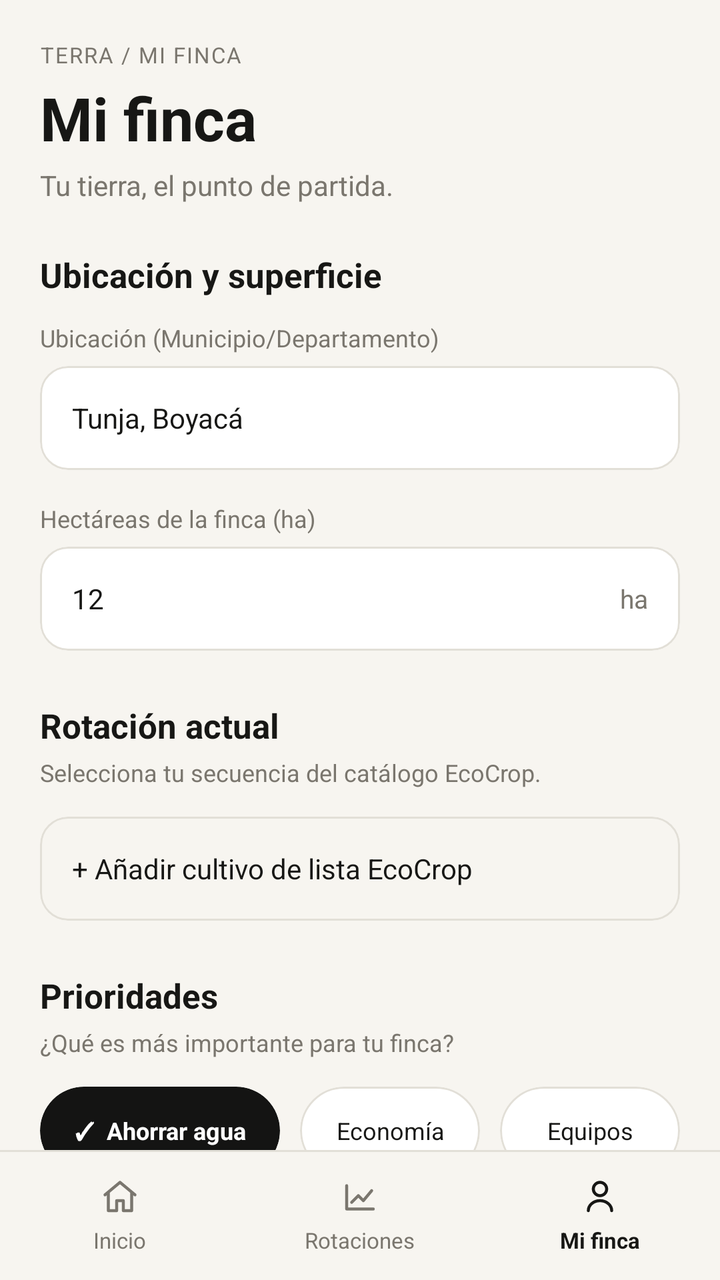
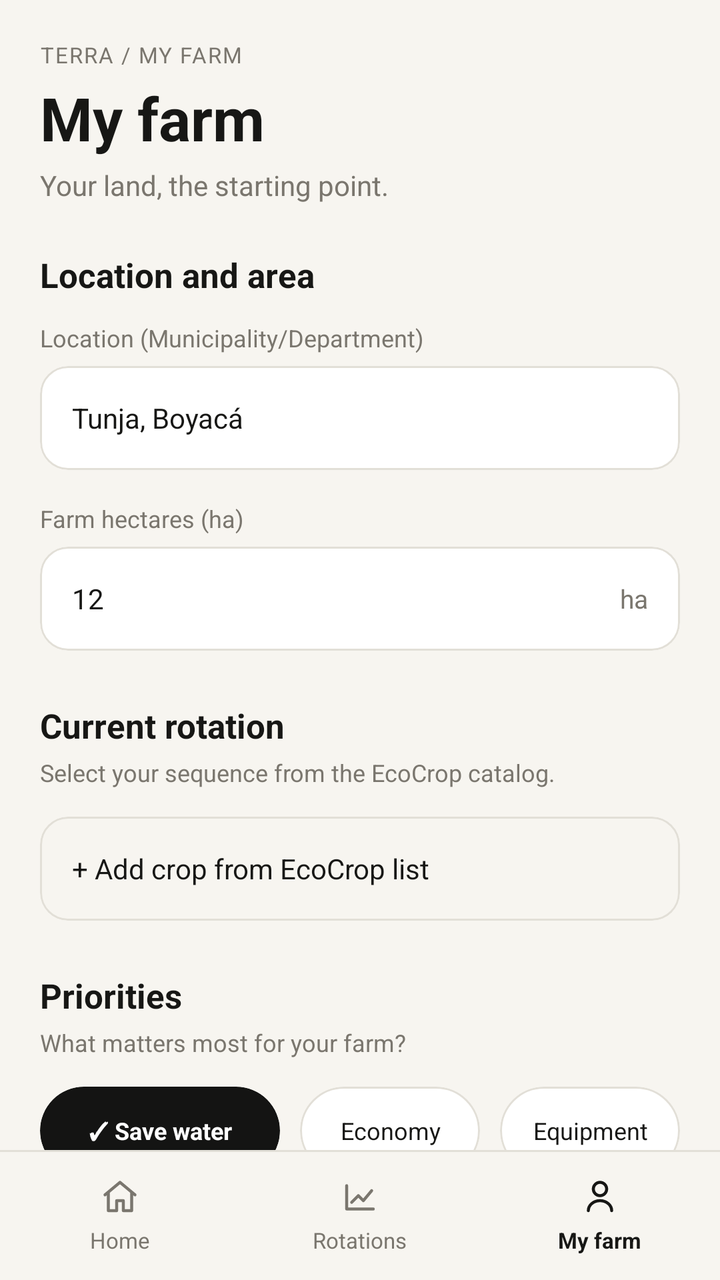

An Android layout rendered at two revisions. The XML below is the earlier revision; the diff shows what the commit changed to produce the second picture.
<!-- AndroidManifest.xml: application theme Theme.FieldShift -->
<!-- res/layout/activity_mi_finca.xml -->
<?xml version="1.0" encoding="utf-8"?>
<LinearLayout xmlns:android="http://schemas.android.com/apk/res/android"
    xmlns:app="http://schemas.android.com/apk/res-auto"
    xmlns:tools="http://schemas.android.com/tools"
    android:id="@+id/mainMiFinca"
    android:layout_width="match_parent"
    android:layout_height="match_parent"
    android:background="#F7F5F0"
    android:importantForAutofill="noExcludeDescendants"
    android:orientation="vertical"
    tools:ignore="UnusedAttribute">

    <ScrollView
        android:layout_width="match_parent"
        android:layout_height="0dp"
        android:layout_weight="1"
        android:fillViewport="true"
        android:scrollbars="none">

        <LinearLayout
            android:layout_width="match_parent"
            android:layout_height="wrap_content"
            android:orientation="vertical"
            android:paddingHorizontal="20dp"
            android:paddingTop="20dp"
            android:paddingBottom="28dp">

            
            <TextView
                android:layout_width="wrap_content"
                android:layout_height="wrap_content"
                android:letterSpacing="0.06"
                android:text="TERRA / MI FINCA"
                android:textColor="#7A766E"
                android:textSize="11sp" />

            <TextView
                android:layout_width="wrap_content"
                android:layout_height="wrap_content"
                android:layout_marginTop="4dp"
                android:text="Mi finca"
                android:textColor="#171715"
                android:textSize="30sp"
                android:textStyle="bold" />

            <TextView
                android:layout_width="wrap_content"
                android:layout_height="wrap_content"
                android:layout_marginTop="4dp"
                android:layout_marginBottom="24dp"
                android:text="Tu tierra, el punto de partida."
                android:textColor="#7A766E"
                android:textSize="14sp" />

            
            <TextView
                android:layout_width="wrap_content"
                android:layout_height="wrap_content"
                android:layout_marginBottom="12dp"
                android:text="Ubicación y superficie"
                android:textColor="#171715"
                android:textSize="17sp"
                android:textStyle="bold" />

            <TextView
                android:layout_width="wrap_content"
                android:layout_height="wrap_content"
                android:layout_marginBottom="6dp"
                android:text="Ubicación (Municipio/Departamento)"
                android:textColor="#7A766E"
                android:textSize="12sp" />

            <com.google.android.material.card.MaterialCardView
                android:layout_width="match_parent"
                android:layout_height="52dp"
                android:layout_marginBottom="16dp"
                app:cardBackgroundColor="#FFFFFF"
                app:cardCornerRadius="14dp"
                app:cardElevation="0dp"
                app:strokeColor="#E2DFD7"
                app:strokeWidth="1dp">

                <EditText
                    android:id="@+id/etUbicacion"
                    android:layout_width="match_parent"
                    android:layout_height="match_parent"
                    android:background="@null"
                    android:hint="Ej: Tunja, Boyacá"
                    android:importantForAutofill="no"
                    android:inputType="textCapWords|textNoSuggestions"
                    android:paddingHorizontal="16dp"
                    android:text="Tunja, Boyacá"
                    android:textColor="#171715"
                    android:textColorHint="#9E9A93"
                    android:textSize="14sp" />
            </com.google.android.material.card.MaterialCardView>

            <TextView
                android:layout_width="wrap_content"
                android:layout_height="wrap_content"
                android:layout_marginBottom="6dp"
                android:text="Hectáreas de la finca (ha)"
                android:textColor="#7A766E"
                android:textSize="12sp" />

            <com.google.android.material.card.MaterialCardView
                android:layout_width="match_parent"
                android:layout_height="52dp"
                android:layout_marginBottom="26dp"
                app:cardBackgroundColor="#FFFFFF"
                app:cardCornerRadius="14dp"
                app:cardElevation="0dp"
                app:strokeColor="#E2DFD7"
                app:strokeWidth="1dp">

                <LinearLayout
                    android:layout_width="match_parent"
                    android:layout_height="match_parent"
                    android:gravity="center_vertical"
                    android:orientation="horizontal"
                    android:paddingHorizontal="16dp">

                    <EditText
                        android:id="@+id/etHectareas"
                        android:layout_width="0dp"
                        android:layout_height="match_parent"
                        android:layout_weight="1"
                        android:background="@null"
                        android:hint="12"
                        android:importantForAutofill="no"
                        android:inputType="number"
                        android:text="12"
                        android:textColor="#171715"
                        android:textColorHint="#9E9A93"
                        android:textSize="14sp" />

                    <TextView
                        android:layout_width="wrap_content"
                        android:layout_height="wrap_content"
                        android:text="ha"
                        android:textColor="#7A766E"
                        android:textSize="13sp" />
                </LinearLayout>
            </com.google.android.material.card.MaterialCardView>

            
            <TextView
                android:layout_width="wrap_content"
                android:layout_height="wrap_content"
                android:text="Rotación actual"
                android:textColor="#171715"
                android:textSize="17sp"
                android:textStyle="bold" />

            <TextView
                android:layout_width="wrap_content"
                android:layout_height="wrap_content"
                android:layout_marginTop="4dp"
                android:layout_marginBottom="14dp"
                android:text="Selecciona tu secuencia del catálogo EcoCrop."
                android:textColor="#7A766E"
                android:textSize="12sp" />

            
            <LinearLayout
                android:id="@+id/containerCultivos"
                android:layout_width="match_parent"
                android:layout_height="wrap_content"
                android:orientation="vertical" />

            
            <com.google.android.material.card.MaterialCardView
                android:id="@+id/btnAnadirCultivo"
                android:layout_width="match_parent"
                android:layout_height="52dp"
                android:layout_marginBottom="26dp"
                android:clickable="true"
                android:focusable="true"
                app:cardBackgroundColor="#F7F5F0"
                app:cardCornerRadius="14dp"
                app:cardElevation="0dp"
                app:strokeColor="#E2DFD7"
                app:strokeWidth="1dp">

                <TextView
                    android:layout_width="match_parent"
                    android:layout_height="match_parent"
                    android:gravity="center_vertical"
                    android:paddingHorizontal="16dp"
                    android:text="+ Añadir cultivo de lista EcoCrop"
                    android:textColor="#171715"
                    android:textSize="14sp" />
            </com.google.android.material.card.MaterialCardView>

            
            <TextView
                android:layout_width="wrap_content"
                android:layout_height="wrap_content"
                android:text="Prioridades"
                android:textColor="#171715"
                android:textSize="17sp"
                android:textStyle="bold" />

            <TextView
                android:layout_width="wrap_content"
                android:layout_height="wrap_content"
                android:layout_marginTop="4dp"
                android:layout_marginBottom="14dp"
                android:text="¿Qué es más importante para tu finca?"
                android:textColor="#7A766E"
                android:textSize="12sp" />

            
            <LinearLayout
                android:layout_width="match_parent"
                android:layout_height="wrap_content"
                android:layout_marginBottom="24dp"
                android:orientation="horizontal"
                android:weightSum="3">

                
                <com.google.android.material.card.MaterialCardView
                    android:id="@+id/chipAgua"
                    android:layout_width="0dp"
                    android:layout_height="44dp"
                    android:layout_marginEnd="6dp"
                    android:layout_weight="1.2"
                    android:clickable="true"
                    android:focusable="true"
                    app:cardBackgroundColor="#141413"
                    app:cardCornerRadius="22dp"
                    app:cardElevation="0dp"
                    app:strokeColor="#E2DFD7"
                    app:strokeWidth="0dp">

                    <TextView
                        android:id="@+id/tvChipAgua"
                        android:layout_width="match_parent"
                        android:layout_height="match_parent"
                        android:gravity="center"
                        android:text="✓  Ahorrar agua"
                        android:textColor="#FFFFFF"
                        android:textSize="12sp"
                        android:textStyle="bold" />
                </com.google.android.material.card.MaterialCardView>

                
                <com.google.android.material.card.MaterialCardView
                    android:id="@+id/chipEconomia"
                    android:layout_width="0dp"
                    android:layout_height="44dp"
                    android:layout_marginHorizontal="4dp"
                    android:layout_weight="0.9"
                    android:clickable="true"
                    android:focusable="true"
                    app:cardBackgroundColor="#FFFFFF"
                    app:cardCornerRadius="22dp"
                    app:cardElevation="0dp"
                    app:strokeColor="#E2DFD7"
                    app:strokeWidth="1dp">

                    <TextView
                        android:id="@+id/tvChipEconomia"
                        android:layout_width="match_parent"
                        android:layout_height="match_parent"
                        android:gravity="center"
                        android:text="Economía"
                        android:textColor="#171715"
                        android:textSize="12sp" />
                </com.google.android.material.card.MaterialCardView>

                
                <com.google.android.material.card.MaterialCardView
                    android:id="@+id/chipEquipos"
                    android:layout_width="0dp"
                    android:layout_height="44dp"
                    android:layout_marginStart="6dp"
                    android:layout_weight="0.9"
                    android:clickable="true"
                    android:focusable="true"
                    app:cardBackgroundColor="#FFFFFF"
                    app:cardCornerRadius="22dp"
                    app:cardElevation="0dp"
                    app:strokeColor="#E2DFD7"
                    app:strokeWidth="1dp">

                    <TextView
                        android:id="@+id/tvChipEquipos"
                        android:layout_width="match_parent"
                        android:layout_height="match_parent"
                        android:gravity="center"
                        android:text="Equipos"
                        android:textColor="#171715"
                        android:textSize="12sp" />
                </com.google.android.material.card.MaterialCardView>
            </LinearLayout>

            
            <com.google.android.material.card.MaterialCardView
                android:layout_width="match_parent"
                android:layout_height="wrap_content"
                android:layout_marginBottom="20dp"
                app:cardBackgroundColor="#EDEAE2"
                app:cardCornerRadius="16dp"
                app:cardElevation="0dp"
                app:strokeWidth="0dp">

                <LinearLayout
                    android:layout_width="match_parent"
                    android:layout_height="wrap_content"
                    android:orientation="vertical"
                    android:padding="16dp">

                    <TextView
                        android:layout_width="wrap_content"
                        android:layout_height="wrap_content"
                        android:text="Un análisis conectado a tu finca"
                        android:textColor="#171715"
                        android:textSize="13sp"
                        android:textStyle="bold" />

                    <TextView
                        android:layout_width="wrap_content"
                        android:layout_height="wrap_content"
                        android:layout_marginTop="4dp"
                        android:lineSpacingExtra="2dp"
                        android:text="Combinamos tus prioridades con humedad del suelo y clima de NASA POWER."
                        android:textColor="#7A766E"
                        android:textSize="12sp" />
                </LinearLayout>
            </com.google.android.material.card.MaterialCardView>

            
            <com.google.android.material.card.MaterialCardView
                android:id="@+id/btnActualizarNasa"
                android:layout_width="match_parent"
                android:layout_height="54dp"
                android:clickable="true"
                android:focusable="true"
                app:cardBackgroundColor="#141413"
                app:cardCornerRadius="16dp"
                app:cardElevation="0dp"
                app:strokeWidth="0dp">

                <TextView
                    android:layout_width="match_parent"
                    android:layout_height="match_parent"
                    android:gravity="center"
                    android:text="Actualizar y analizar con NASA"
                    android:textColor="#FFFFFF"
                    android:textSize="14sp"
                    android:textStyle="bold" />
            </com.google.android.material.card.MaterialCardView>

        </LinearLayout>
    </ScrollView>

    
    <View
        android:layout_width="match_parent"
        android:layout_height="1dp"
        android:background="#E2DFD7" />

    
    <LinearLayout
        android:layout_width="match_parent"
        android:layout_height="64dp"
        android:background="#F7F5F0"
        android:gravity="center"
        android:orientation="horizontal"
        android:weightSum="3">

        <LinearLayout
            android:id="@+id/navInicio"
            android:layout_width="0dp"
            android:layout_height="match_parent"
            android:layout_weight="1"
            android:clickable="true"
            android:focusable="true"
            android:gravity="center"
            android:orientation="vertical">

            <ImageView
                android:layout_width="20dp"
                android:layout_height="20dp"
                android:src="@drawable/ic_home"
                app:tint="#7A766E" />

            <TextView
                android:layout_width="wrap_content"
                android:layout_height="wrap_content"
                android:layout_marginTop="4dp"
                android:text="Inicio"
                android:textColor="#7A766E"
                android:textSize="11sp" />
        </LinearLayout>

        <LinearLayout
            android:id="@+id/navRotaciones"
            android:layout_width="0dp"
            android:layout_height="match_parent"
            android:layout_weight="1"
            android:clickable="true"
            android:focusable="true"
            android:gravity="center"
            android:orientation="vertical">

            <ImageView
                android:layout_width="20dp"
                android:layout_height="20dp"
                android:src="@drawable/ic_chart"
                app:tint="#7A766E" />

            <TextView
                android:layout_width="wrap_content"
                android:layout_height="wrap_content"
                android:layout_marginTop="4dp"
                android:text="Rotaciones"
                android:textColor="#7A766E"
                android:textSize="11sp" />
        </LinearLayout>

        <LinearLayout
            android:id="@+id/navMiFinca"
            android:layout_width="0dp"
            android:layout_height="match_parent"
            android:layout_weight="1"
            android:gravity="center"
            android:orientation="vertical">

            <ImageView
                android:layout_width="20dp"
                android:layout_height="20dp"
                android:src="@drawable/ic_user"
                app:tint="#171715" />

            <TextView
                android:layout_width="wrap_content"
                android:layout_height="wrap_content"
                android:layout_marginTop="4dp"
                android:text="Mi finca"
                android:textColor="#171715"
                android:textSize="11sp"
                android:textStyle="bold" />
        </LinearLayout>
    </LinearLayout>

</LinearLayout>
<!-- resources referenced by this layout -->
<resources>
  <!-- drawable ic_chart (drawable) -->
  <vector xmlns:android="http://schemas.android.com/apk/res/android"
      android:width="24dp"
      android:height="24dp"
      android:viewportWidth="24"
      android:viewportHeight="24">
      <path
          android:pathData="M4,5V19H20M7,15L11,11L14,14L19,8"
          android:strokeWidth="1.8"
          android:strokeColor="#1C1B19"
          android:strokeLineCap="round"
          android:strokeLineJoin="round"/>
  </vector>
  <!-- drawable ic_home (drawable) -->
  <vector xmlns:android="http://schemas.android.com/apk/res/android"
      android:width="24dp"
      android:height="24dp"
      android:viewportWidth="24"
      android:viewportHeight="24">
      <path
          android:pathData="M3,10.5L12,3L21,10.5M5,9V20H10V14H14V20H19V9"
          android:strokeWidth="1.8"
          android:strokeColor="#1C1B19"
          android:strokeLineCap="round"
          android:strokeLineJoin="round"/>
  </vector>
  <!-- drawable ic_user (drawable) -->
  <vector xmlns:android="http://schemas.android.com/apk/res/android"
      android:width="24dp"
      android:height="24dp"
      android:viewportWidth="24"
      android:viewportHeight="24">
      <path
          android:pathData="M12,11C14.209,11 16,9.209 16,7C16,4.791 14.209,3 12,3C9.791,3 8,4.791 8,7C8,9.209 9.791,11 12,11ZM5,20C5,16.686 8.134,14 12,14C15.866,14 19,16.686 19,20"
          android:strokeWidth="1.8"
          android:strokeColor="#1C1B19"
          android:strokeLineCap="round"
          android:strokeLineJoin="round"/>
  </vector>
  <style name="Theme.FieldShift" parent="Base.Theme.FieldShift" />
  <style name="Base.Theme.FieldShift" parent="Theme.Material3.DayNight.NoActionBar">
          
          
      </style>
</resources>

<!-- the commit's change to res/layout/activity_mi_finca.xml (unified diff, before → after) -->
@@ -30,7 +30,7 @@
                 android:layout_width="wrap_content"
                 android:layout_height="wrap_content"
                 android:letterSpacing="0.06"
-                android:text="TERRA / MI FINCA"
+                android:text="@string/finca_ruta"
                 android:textColor="#7A766E"
                 android:textSize="11sp" />
 
@@ -38,7 +38,7 @@
                 android:layout_width="wrap_content"
                 android:layout_height="wrap_content"
                 android:layout_marginTop="4dp"
-                android:text="Mi finca"
+                android:text="@string/nav_mi_finca"
                 android:textColor="#171715"
                 android:textSize="30sp"
                 android:textStyle="bold" />
@@ -48,7 +48,7 @@
                 android:layout_height="wrap_content"
                 android:layout_marginTop="4dp"
                 android:layout_marginBottom="24dp"
-                android:text="Tu tierra, el punto de partida."
+                android:text="@string/finca_subtitulo"
                 android:textColor="#7A766E"
                 android:textSize="14sp" />
 
@@ -57,7 +57,7 @@
                 android:layout_width="wrap_content"
                 android:layout_height="wrap_content"
                 android:layout_marginBottom="12dp"
-                android:text="Ubicación y superficie"
+                android:text="@string/finca_ubicacion_superficie"
                 android:textColor="#171715"
                 android:textSize="17sp"
                 android:textStyle="bold" />
@@ -66,7 +66,7 @@
                 android:layout_width="wrap_content"
                 android:layout_height="wrap_content"
                 android:layout_marginBottom="6dp"
-                android:text="Ubicación (Municipio/Departamento)"
+                android:text="@string/ubicacion_label"
                 android:textColor="#7A766E"
                 android:textSize="12sp" />
 
@@ -85,7 +85,7 @@
                     android:layout_width="match_parent"
                     android:layout_height="match_parent"
                     android:background="@null"
-                    android:hint="Ej: Tunja, Boyacá"
+                    android:hint="@string/finca_ubicacion_hint"
                     android:importantForAutofill="no"
                     android:inputType="textCapWords|textNoSuggestions"
                     android:paddingHorizontal="16dp"
@@ -99,7 +99,7 @@
                 android:layout_width="wrap_content"
                 android:layout_height="wrap_content"
                 android:layout_marginBottom="6dp"
-                android:text="Hectáreas de la finca (ha)"
+                android:text="@string/hectareas_label"
                 android:textColor="#7A766E"
                 android:textSize="12sp" />
 
@@ -147,7 +147,7 @@
             <TextView
                 android:layout_width="wrap_content"
                 android:layout_height="wrap_content"
-                android:text="Rotación actual"
+                android:text="@string/rotacion_actual"
                 android:textColor="#171715"
                 android:textSize="17sp"
                 android:textStyle="bold" />
@@ -157,7 +157,7 @@
                 android:layout_height="wrap_content"
                 android:layout_marginTop="4dp"
                 android:layout_marginBottom="14dp"
-                android:text="Selecciona tu secuencia del catálogo EcoCrop."
+                android:text="@string/finca_selecciona"
                 android:textColor="#7A766E"
                 android:textSize="12sp" />
 
@@ -187,7 +187,7 @@
                     android:layout_height="match_parent"
                     android:gravity="center_vertical"
                     android:paddingHorizontal="16dp"
-                    android:text="+ Añadir cultivo de lista EcoCrop"
+                    android:text="@string/anadir_cultivo"
                     android:textColor="#171715"
                     android:textSize="14sp" />
             </com.google.android.material.card.MaterialCardView>
@@ -196,7 +196,7 @@
             <TextView
                 android:layout_width="wrap_content"
                 android:layout_height="wrap_content"
-                android:text="Prioridades"
+                android:text="@string/finca_prioridades"
                 android:textColor="#171715"
                 android:textSize="17sp"
                 android:textStyle="bold" />
@@ -206,7 +206,7 @@
                 android:layout_height="wrap_content"
                 android:layout_marginTop="4dp"
                 android:layout_marginBottom="14dp"
-                android:text="¿Qué es más importante para tu finca?"
+                android:text="@string/finca_que_importa"
                 android:textColor="#7A766E"
                 android:textSize="12sp" />
 
@@ -238,7 +238,7 @@
                         android:layout_width="match_parent"
                         android:layout_height="match_parent"
                         android:gravity="center"
-                        android:text="✓  Ahorrar agua"
+                        android:text="@string/chip_agua_marcado"
                         android:textColor="#FFFFFF"
                         android:textSize="12sp"
                         android:textStyle="bold" />
@@ -264,7 +264,7 @@
                         android:layout_width="match_parent"
                         android:layout_height="match_parent"
                         android:gravity="center"
-                        android:text="Economía"
+                        android:text="@string/chip_economia"
                         android:textColor="#171715"
                         android:textSize="12sp" />
                 </com.google.android.material.card.MaterialCardView>
@@ -289,7 +289,7 @@
                         android:layout_width="match_parent"
                         android:layout_height="match_parent"
                         android:gravity="center"
-                        android:text="Equipos"
+                        android:text="@string/chip_equipos"
                         android:textColor="#171715"
                         android:textSize="12sp" />
                 </com.google.android.material.card.MaterialCardView>
@@ -314,7 +314,7 @@
                     <TextView
                         android:layout_width="wrap_content"
                         android:layout_height="wrap_content"
-                        android:text="Un análisis conectado a tu finca"
+                        android:text="@string/finca_conectado"
                         android:textColor="#171715"
                         android:textSize="13sp"
                         android:textStyle="bold" />
@@ -324,7 +324,7 @@
                         android:layout_height="wrap_content"
                         android:layout_marginTop="4dp"
                         android:lineSpacingExtra="2dp"
-                        android:text="Combinamos tus prioridades con humedad del suelo y clima de NASA POWER."
+                        android:text="@string/finca_combinamos"
                         android:textColor="#7A766E"
                         android:textSize="12sp" />
                 </LinearLayout>
@@ -346,7 +346,7 @@
                     android:layout_width="match_parent"
                     android:layout_height="match_parent"
                     android:gravity="center"
-                    android:text="Actualizar y analizar con NASA"
+                    android:text="@string/finca_analizar"
                     android:textColor="#FFFFFF"
                     android:textSize="14sp"
                     android:textStyle="bold" />
@@ -390,7 +390,7 @@
                 android:layout_width="wrap_content"
                 android:layout_height="wrap_content"
                 android:layout_marginTop="4dp"
-                android:text="Inicio"
+                android:text="@string/nav_inicio"
                 android:textColor="#7A766E"
                 android:textSize="11sp" />
         </LinearLayout>
@@ -415,7 +415,7 @@
                 android:layout_width="wrap_content"
                 android:layout_height="wrap_content"
                 android:layout_marginTop="4dp"
-                android:text="Rotaciones"
+                android:text="@string/nav_rotaciones"
                 android:textColor="#7A766E"
                 android:textSize="11sp" />
         </LinearLayout>
@@ -438,7 +438,7 @@
                 android:layout_width="wrap_content"
                 android:layout_height="wrap_content"
                 android:layout_marginTop="4dp"
-                android:text="Mi finca"
+                android:text="@string/nav_mi_finca"
                 android:textColor="#171715"
                 android:textSize="11sp"
                 android:textStyle="bold" />
<!-- resource entries referenced after the edit -->
@@ -39,6 +39,26 @@
           android:strokeLineCap="round"
           android:strokeLineJoin="round"/>
   </vector>
+  <string name="anadir_cultivo">+ Add crop from EcoCrop list</string>
+  <string name="chip_agua_marcado">✓  Save water</string>
+  <string name="chip_economia">Economy</string>
+  <string name="chip_equipos">Equipment</string>
+  <string name="finca_analizar">Update and analyze with NASA</string>
+  <string name="finca_combinamos">We combine your priorities with soil moisture and climate data from NASA POWER.</string>
+  <string name="finca_conectado">An analysis connected to your farm</string>
+  <string name="finca_prioridades">Priorities</string>
+  <string name="finca_que_importa">What matters most for your farm?</string>
+  <string name="finca_ruta">TERRA / MY FARM</string>
+  <string name="finca_selecciona">Select your sequence from the EcoCrop catalog.</string>
+  <string name="finca_subtitulo">Your land, the starting point.</string>
+  <string name="finca_ubicacion_hint">E.g.: Tunja, Boyacá</string>
+  <string name="finca_ubicacion_superficie">Location and area</string>
+  <string name="hectareas_label">Farm hectares (ha)</string>
+  <string name="nav_inicio">Home</string>
+  <string name="nav_mi_finca">My farm</string>
+  <string name="nav_rotaciones">Rotations</string>
+  <string name="rotacion_actual">Current rotation</string>
+  <string name="ubicacion_label">Location (Municipality/Department)</string>
   <style name="Theme.FieldShift" parent="Base.Theme.FieldShift" />
   <style name="Base.Theme.FieldShift" parent="Theme.Material3.DayNight.NoActionBar">
           
